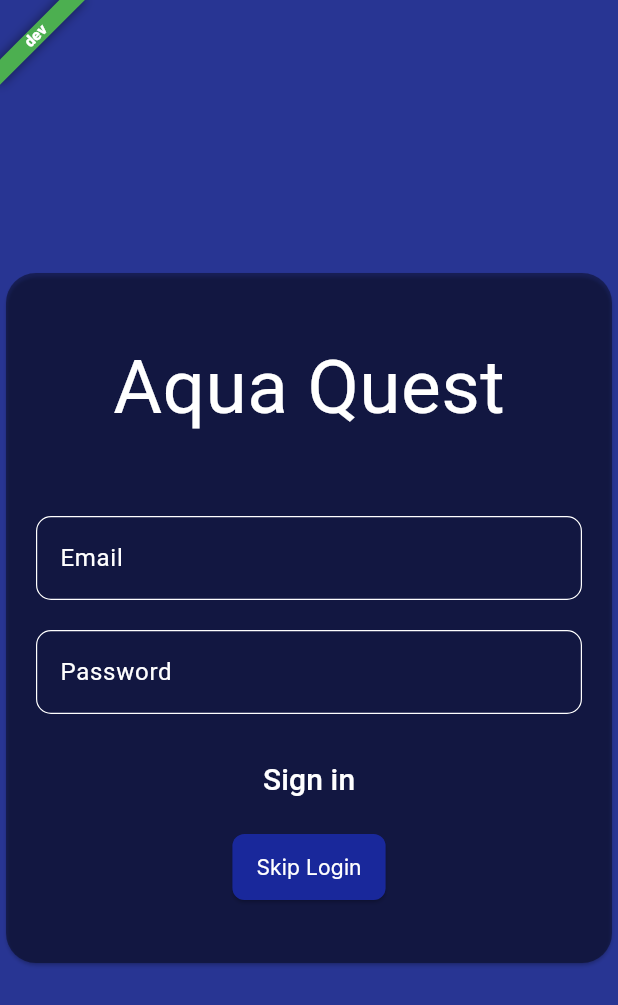
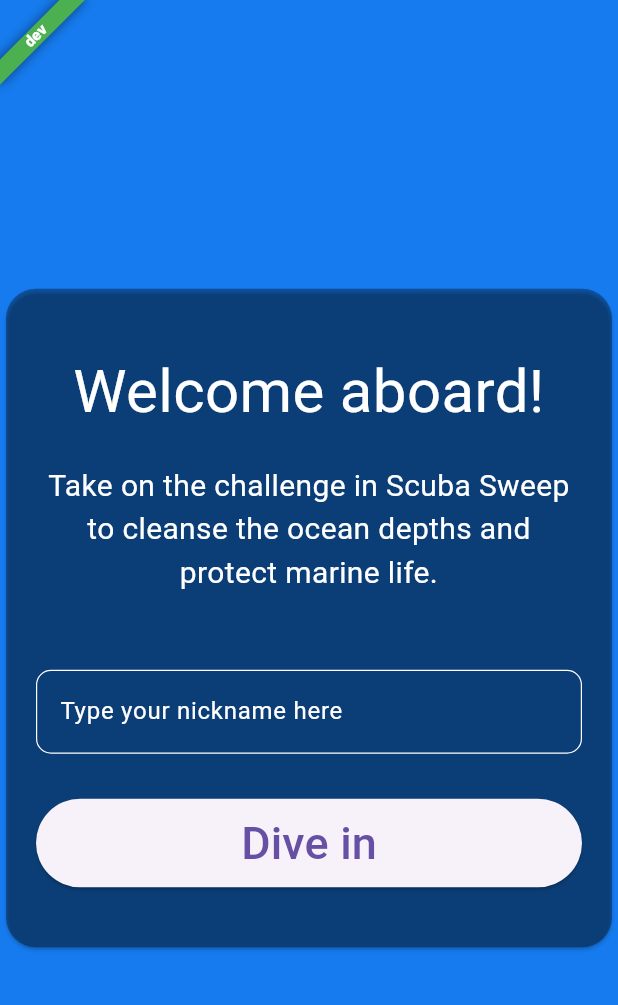
Before and after one commit to QEDteam/scuba-sweep, a Flutter app: the screen it shows after launch, on a phone screen of 412 x 824 dp. Shown: the top 1005 px of the screen. Run offline on Flutter 3.47's test engine with Material 3 defaults, Android fonts, the phone set to English and light mode, and no system bars; our stand-ins replace cloud_firestore, dio, easy_localization, firebase_analytics, firebase_auth, firebase_core and 14 more; missing offline and left inert: dart_openai, flame, flutter_facebook_auth; accounts and stored records are empty; generated files the repository leaves out were written again.

Commit message:
added anonymous login only

```diff
--- a/lib/data/providers/score_provider.dart
+++ b/lib/data/providers/score_provider.dart
@@ -16,6 +16,7 @@ class ScoreState with _$ScoreState {
     @Default(0) int highScore,
     @Default([]) List<ScoreInfo> topHighScores,
     @Default(false) bool isLoading,
+    @Default('User') String nickname,
   }) = _ScoreState;
 
   const ScoreState._();
@@ -30,6 +31,10 @@ class ScoreNotifier extends StateNotifier<ScoreState> {
   Ref ref;
 
   ScoreNotifier(this._gameRepository, this.ref) : super(const ScoreState());
+
+  void setNickname(String nickname) {
+    state = state.copyWith(nickname: nickname);
+  }
 
   Future<void> loadScores(int currentScore) async {
     state = state.copyWith(score: currentScore);
@@ -51,7 +56,7 @@ class ScoreNotifier extends StateNotifier<ScoreState> {
 
   Future<void> saveHighScore(int score) async {
     try {
-      await _gameRepository.saveHighScore(score);
+      await _gameRepository.saveHighScore(score, state.nickname);
       state = state.copyWith(highScore: score, isLoading: false);
     } catch (e) {
       return Future.error(e);
--- a/lib/data/repositories/game_repository.dart
+++ b/lib/data/repositories/game_repository.dart
@@ -7,12 +7,12 @@ class GameRepository {
   final FirebaseFirestore _firestore;
   final FirebaseAuth _auth;
 
-  Future<void> saveHighScore(int score) async {
+  Future<void> saveHighScore(int score, String nickname) async {
     final userId = _auth.currentUser?.uid;
-    final isAnonymous = _auth.currentUser?.isAnonymous ?? true;
-    if (!isAnonymous && userId != null) {
+    if (userId != null) {
       await _firestore.collection('highScores').doc(userId).set({
         'score': score,
+        'nickname': nickname,
       });
     }
   }
--- a/lib/game/game/widgets/main_menu.dart
+++ b/lib/game/game/widgets/main_menu.dart
@@ -31,7 +31,7 @@ class MainMenu extends ConsumerWidget {
                 spacing: 10,
                 children: [
                   const Text(
-                    'Aqua Quest',
+                    'SqubaSweep ',
                     style: TextStyle(
                       fontSize: 50,
                       color: Colors.white,
@@ -43,10 +43,13 @@ class MainMenu extends ConsumerWidget {
                       game.overlays.remove(MainMenu.id);
                       game.startGame();
                     },
-                    child: const Text(
-                      'Play',
-                      style: TextStyle(
-                        fontSize: 30,
+                    child: const Padding(
+                      padding: EdgeInsets.all(8.0),
+                      child: Text(
+                        'Play',
+                        style: TextStyle(
+                          fontSize: 30,
+                        ),
                       ),
                     ),
                   ),
--- a/lib/screens/login_screen/login_screen.dart
+++ b/lib/screens/login_screen/login_screen.dart
@@ -6,9 +6,9 @@ import 'package:firebase_analytics/firebase_analytics.dart';
 import 'package:flutter/material.dart';
 import 'package:flutter_riverpod/flutter_riverpod.dart';
 import 'package:my_flutter_app/data/providers/auth_provider.dart';
+import 'package:my_flutter_app/data/providers/score_provider.dart';
 import 'package:my_flutter_app/flavor_banner.dart';
 import 'package:my_flutter_app/utilities/router.dart';
-import 'package:my_flutter_app/widgets/fp_button.dart';
 
 class LoginScreen extends ConsumerStatefulWidget {
   const LoginScreen({super.key});
@@ -18,10 +18,8 @@ class LoginScreen extends ConsumerStatefulWidget {
 }
 
 class _LoginScreenState extends ConsumerState<LoginScreen> {
-  static const Key anonymousButtonKey = Key('anonymus');
 
-  final TextEditingController emailController = TextEditingController();
-  final TextEditingController passwordController = TextEditingController();
+  final TextEditingController nicknameController = TextEditingController();
 
   @override
   void initState() {
@@ -47,78 +45,71 @@ class _LoginScreenState extends ConsumerState<LoginScreen> {
 
     return FlavorBanner(
       child: Scaffold(
-        backgroundColor: Colors.indigo[800],
+        backgroundColor: Color.fromARGB(255, 22, 123, 238),
         body: Center(
             child: BackdropFilter(
           filter: ImageFilter.blur(sigmaX: 5, sigmaY: 5),
           child: Card(
             shape:
                 RoundedRectangleBorder(borderRadius: BorderRadius.circular(20)),
-            color: Colors.black.withAlpha(100),
+            color: Colors.black.withAlpha(80),
             child: Padding(
               padding:
                   const EdgeInsets.symmetric(vertical: 40.0, horizontal: 20.0),
               child: Column(
                   mainAxisSize: MainAxisSize.min,
                   mainAxisAlignment: MainAxisAlignment.center,
+                  crossAxisAlignment: CrossAxisAlignment.stretch,
                   children: [
                     const Text(
-                    'Aqua Quest',
+                      textAlign: TextAlign.center,
+                      'Welcome aboard!',
                       style: TextStyle(
-                      fontSize: 50,
+                        fontSize: 40,
                         color: Colors.white,
+                      ),
+                    ),
+                    const SizedBox(height: 20),
+                    const SizedBox(
+                      width: 300,
+                      child: Text(
+                        'Take on the challenge in Scuba Sweep to cleanse the ocean depths and protect marine life.',
+                        textAlign: TextAlign.center,
+                        style: TextStyle(
+                          fontSize: 20,
+                          color: Colors.white,
+                        ),
                       ),
                     ),
                     const SizedBox(height: 40),
                     TextInputField(
-                    controller: emailController,
-                    hintText: tr("Email"),
+                      controller: nicknameController,
+                      hintText: tr("Type your nickname here"),
                     ),
-                  TextInputField(
-                    controller: passwordController,
-                    hintText: tr("Password"),
-                    obsecureText: true,
-                  ),
-                  state.isLoading
-                      ? const CircularProgressIndicator()
-                      : Column(
-                          mainAxisSize: MainAxisSize.min,
-                          mainAxisAlignment: MainAxisAlignment.center,
-                          children: [
-                            Padding(
-                              padding:
-                                  const EdgeInsets.symmetric(vertical: 10.0),
-                              child: TextButton(
+                    const SizedBox(height: 20),
+                    state.isLoading ? const CircularProgressIndicator(color: Colors.white,) : ElevatedButton(
                     onPressed: state.isLoading
                           ? null
-                                    : () => ref
+                          : () => {
+                                ref
                                     .read(signInProvider.notifier)
-                                        .signInWithEmailAndPassword(
-                                          emailController.text,
-                                          passwordController.text,
-                                        ),
-                                child: const Text(
-                                  "Sign in",
+                                    .signInAnonymously(),
+                                ref
+                                    .read(scoreNotifierProvider.notifier)
+                                    .setNickname(nicknameController.text),
+                              },
+                    child: const Padding(
+                      padding:  EdgeInsets.all(8.0),
+                      child: Text(
+                        'Dive in',
                         style: TextStyle(
-                                      color: Colors.white, fontSize: 20),
+                          fontSize: 30,
                         ),
                       ),
                     ),
-                            FpButton(
-                              key: anonymousButtonKey,
-                              title: tr("Skip Login"),
-                              onPressed: state.isLoading
-                                  ? null
-                                  : () => ref
-                                      .read(signInProvider.notifier)
-                                      .signInAnonymously(),
-                              isLoading: state.isLoading,
                   ),
-                          ],
-                        )
-                  //const SocialLogin()
-                ],
-              ),
+
+                  ]),
             ),
           ),
         )), // This trailing comma makes auto-formatting nicer for build methods.
--- a/lib/screens/splash_screen.dart
+++ b/lib/screens/splash_screen.dart
@@ -43,9 +43,15 @@ class _SplashScreenState extends ConsumerState<SplashScreen> {
 
   @override
   Widget build(BuildContext context) {
-    return Scaffold(
+    return const Scaffold(
+      backgroundColor: Color.fromARGB(255, 65, 152, 251),
       body: Center(
-        child: Container(child: const Text("splash Screen")),
+        child: SizedBox(
+          width: 300,
+          child: LinearProgressIndicator(
+            color: Colors.white,
+          ),
+        ),
       ),
     );
   }
```
Also changed, not shown: lib/data/providers/score_provider.freezed.dart. Lines whose indentation alone changed are shown as unchanged.
